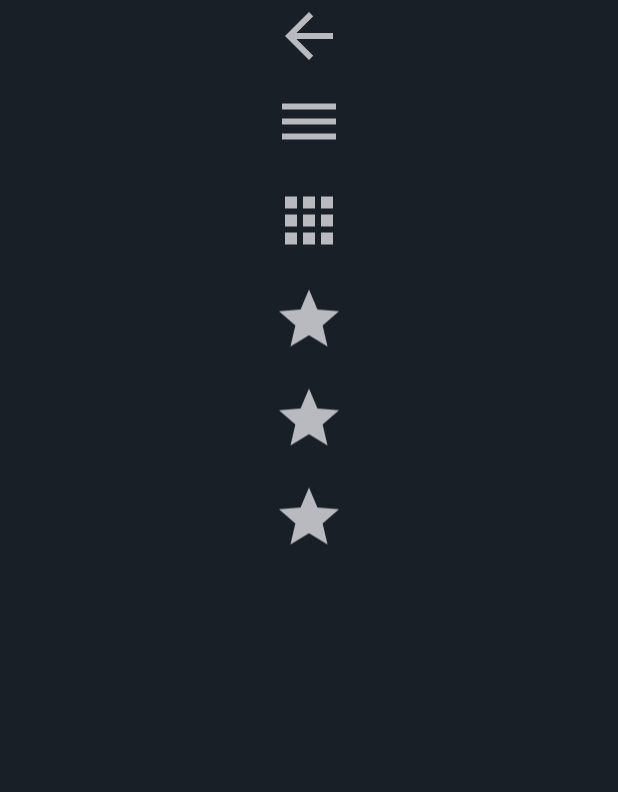
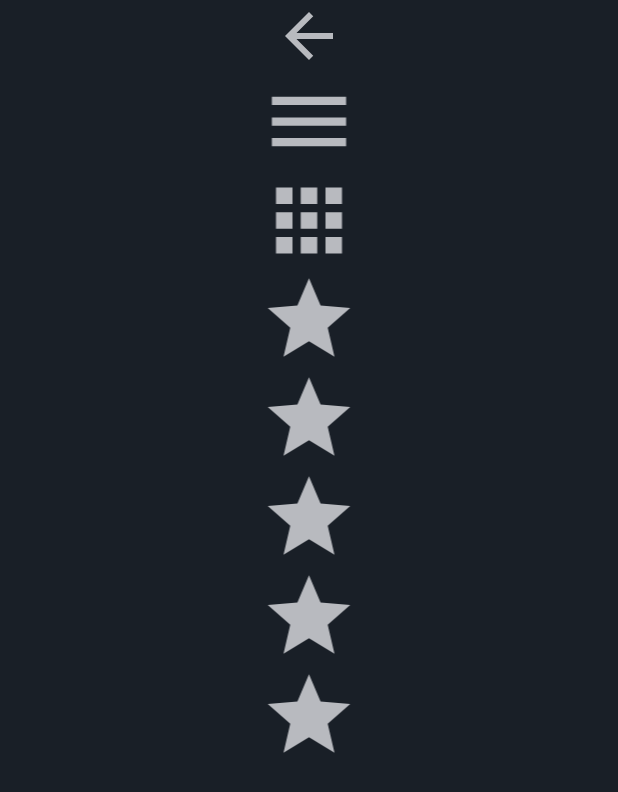
Before and after one commit to slashmax/AAMirror, an Android app: the layout activity_car_taskbar.xml on its own in the app's theme, with its tools: preview values and no code run, on a phone screen of 412 x 824 dp. Shown: the top 792 px of the screen. Run offline under Robolectric (Android 15) with nearby library versions, the phone set to English and light mode, and no system bars.

Commit message:
Added scroll on sidebar
Added scrolling to allow for more favourites

```diff
--- a/app/src/main/res/layout/activity_car_taskbar.xml
+++ b/app/src/main/res/layout/activity_car_taskbar.xml
@@ -5,46 +5,70 @@
     android:background="@color/colorCarBackgroundDay"
     android:orientation="vertical">
 
+    <ScrollView
+        android:layout_width="match_parent"
+        android:layout_height="match_parent">
+
+        <LinearLayout
+            android:layout_width="match_parent"
+            android:layout_height="wrap_content"
+            android:orientation="vertical" >
+
             <ImageView
                 android:id="@+id/m_Back"
-        android:layout_width="48dp"
+                android:layout_width="match_parent"
                 android:layout_height="48dp"
                 android:layout_gravity="center_horizontal"
                 android:src="@drawable/ic_arrow_back_black" />
 
             <ImageView
                 android:id="@+id/m_Menu"
-        android:layout_width="48dp"
+                android:layout_width="match_parent"
                 android:layout_height="66dp"
                 android:layout_gravity="center_horizontal"
                 android:src="@drawable/ic_menu_black" />
 
             <ImageView
                 android:id="@+id/m_Apps"
-        android:layout_width="48dp"
+                android:layout_width="match_parent"
                 android:layout_height="66dp"
                 android:layout_gravity="center_horizontal"
                 android:src="@drawable/ic_apps_black" />
 
             <ImageView
                 android:id="@+id/m_Fav1"
-        android:layout_width="48dp"
+                android:layout_width="match_parent"
                 android:layout_height="66dp"
                 android:layout_gravity="center_horizontal"
                 android:src="@drawable/ic_star_black" />
 
             <ImageView
                 android:id="@+id/m_Fav2"
-        android:layout_width="48dp"
+                android:layout_width="match_parent"
                 android:layout_height="66dp"
                 android:layout_gravity="center_horizontal"
                 android:src="@drawable/ic_star_black" />
 
             <ImageView
                 android:id="@+id/m_Fav3"
-        android:layout_width="48dp"
+                android:layout_width="match_parent"
+                android:layout_height="66dp"
+                android:layout_gravity="center_horizontal"
+                android:src="@drawable/ic_star_black" />
+            <ImageView
+                android:id="@+id/m_Fav4"
+                android:layout_width="match_parent"
+                android:layout_height="66dp"
+                android:layout_gravity="center_horizontal"
+                android:src="@drawable/ic_star_black" />
+            <ImageView
+                android:id="@+id/m_Fav5"
+                android:layout_width="match_parent"
                 android:layout_height="66dp"
                 android:layout_gravity="center_horizontal"
                 android:src="@drawable/ic_star_black" />
 
         </LinearLayout>
+    </ScrollView>
+
+</LinearLayout>
```
Also changed, not shown: app/src/main/java/com/github/slashmax/aamirror/MainCarActivity.java (+68 -0 lines). Lines whose indentation alone changed are shown as unchanged.
